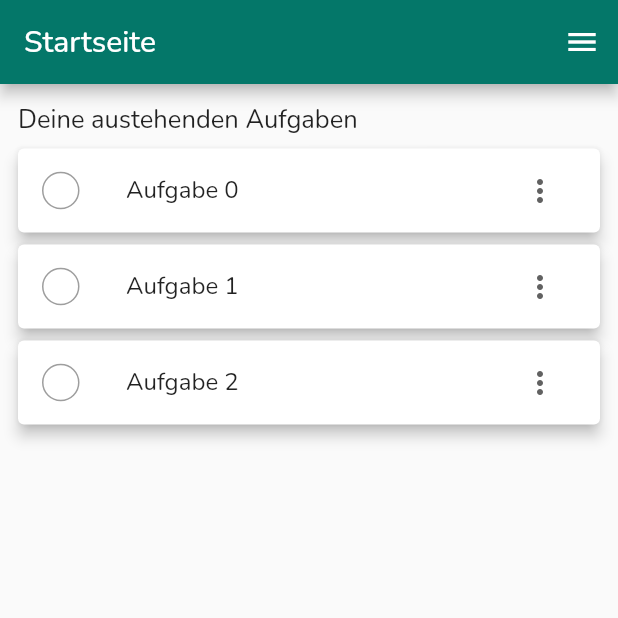
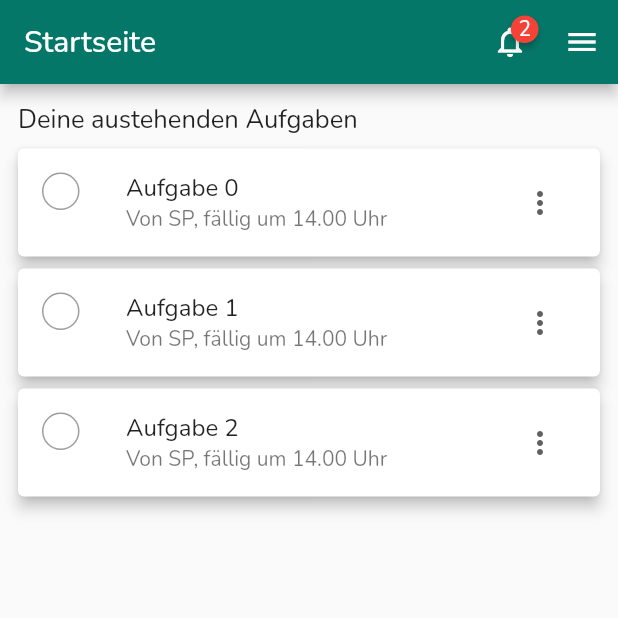
Before and after one commit to Zamaruu/projecthomestrategies, a Flutter app: the screen it shows after launch, on a phone screen of 412 x 824 dp, the top half of it. Run offline on Flutter 3.47's test engine with Material 2 defaults, Android fonts, the light colour scheme and no system bars; drawn by our look-alikes of badges; our stand-ins replace flutter_staggered_animations, font_awesome_flutter, google_fonts.

Commit message:
appbar updated wit new buttons

```diff
--- a/lib/utils/globals.dart
+++ b/lib/utils/globals.dart
@@ -1,3 +1,3 @@
 class Global {
-
+  static double splashRadius = 20;
 }
--- a/lib/widgets/appbar/customappbar.dart
+++ b/lib/widgets/appbar/customappbar.dart
@@ -1,9 +1,12 @@
 import 'package:flutter/material.dart';
+import 'package:projecthomestrategies/widgets/appbar/menudrawerburron.dart';
+import 'package:projecthomestrategies/widgets/appbar/notificationbutton.dart';
 
 class CustomAppBar extends StatelessWidget implements PreferredSizeWidget {
   final String title;
+  final GlobalKey<ScaffoldState> scaffoldKey;
 
-  const CustomAppBar({ Key? key, required this.title }) : preferredSize = const Size.fromHeight(kToolbarHeight), super(key: key);
+  const CustomAppBar({ Key? key, required this.title, required this.scaffoldKey }) : preferredSize = const Size.fromHeight(kToolbarHeight), super(key: key);
 
   @override
   final Size preferredSize; // default is 56.0
@@ -12,6 +15,10 @@ class CustomAppBar extends StatelessWidget implements PreferredSizeWidget {
   Widget build(BuildContext context) {
     return AppBar(
       title: Text(title),
+      actions: [
+        const NotificationButton(),
+        MenuDrawerButton(scaffoldKey: scaffoldKey),
+      ],
     );
   }
 }
--- /dev/null
+++ b/lib/widgets/appbar/menudrawerburron.dart
@@ -0,0 +1,19 @@
+import 'package:flutter/material.dart';
+import 'package:projecthomestrategies/utils/globals.dart';
+
+class MenuDrawerButton extends StatelessWidget {
+  final GlobalKey<ScaffoldState> scaffoldKey;
+
+  const MenuDrawerButton({ Key? key, required this.scaffoldKey }) : super(key: key);
+
+  @override
+  Widget build(BuildContext context) {
+    return IconButton(
+      splashRadius: Global.splashRadius,
+      onPressed: (){
+        scaffoldKey.currentState?.openEndDrawer();
+      },
+      icon: const Icon(Icons.menu),
+    );
+  }
+}
--- /dev/null
+++ b/lib/widgets/appbar/notificationbutton.dart
@@ -0,0 +1,32 @@
+import 'package:flutter/material.dart';
+import 'package:font_awesome_flutter/font_awesome_flutter.dart';
+import 'package:badges/badges.dart';
+import 'package:projecthomestrategies/utils/globals.dart';
+
+class NotificationButton extends StatelessWidget {
+  const NotificationButton({ Key? key }) : super(key: key);
+
+  @override
+  Widget build(BuildContext context) {
+    return Badge(
+      position: const BadgePosition(
+        top: 5,
+        end: 5,
+      ),
+      badgeContent: const Text(
+        "2",
+        style: TextStyle(
+          color: Colors.white
+        ),
+      ),
+      child: IconButton(
+        splashRadius: Global.splashRadius,
+        onPressed: (){},
+        icon: const Icon(
+          Icons.notifications_none,
+          color: Colors.white,
+        ),
+      ),
+    );
+  }
+}
--- a/lib/widgets/basescaffold/basescaffold.dart
+++ b/lib/widgets/basescaffold/basescaffold.dart
@@ -5,13 +5,15 @@ import 'package:projecthomestrategies/widgets/drawermenu/drawer.dart';
 class BaseScaffold extends StatelessWidget {
   final String pageTitle;
   final Widget body;
+  final _scaffoldKey = GlobalKey<ScaffoldState>();
 
-  const BaseScaffold({Key? key, required this.body, required this.pageTitle}) : super(key: key);
+  BaseScaffold({Key? key, required this.body, required this.pageTitle}) : super(key: key);
 
   @override
   Widget build(BuildContext context) {
     return Scaffold(
-      appBar: CustomAppBar(title: pageTitle),
+      key: _scaffoldKey,
+      appBar: CustomAppBar(title: pageTitle, scaffoldKey: _scaffoldKey,),
       endDrawer: const MenuDrawer(),
       body: body,
     );
--- a/lib/widgets/homepage/tasks/pendingtasktile.dart
+++ b/lib/widgets/homepage/tasks/pendingtasktile.dart
@@ -24,6 +24,9 @@ class PendingTaskTile extends StatelessWidget {
         title: Text(
           taskName,
         ),
+        subtitle: const Text(
+          "Von SP, fällig um 14.00 Uhr"
+        ),
         trailing: PopupMenuButton(
           icon: Icon(Icons.more_vert, color: Colors.grey.shade700,),
           itemBuilder: (context) => [
--- a/pubspec.yaml
+++ b/pubspec.yaml
@@ -39,6 +39,7 @@ dependencies:
   provider: ^6.0.1
   animations: ^2.0.2
   flutter_staggered_animations: ^1.0.0
+  badges: ^2.0.2
 
 dev_dependencies:
   flutter_test:
```
Also changed, not shown: pubspec.lock.
